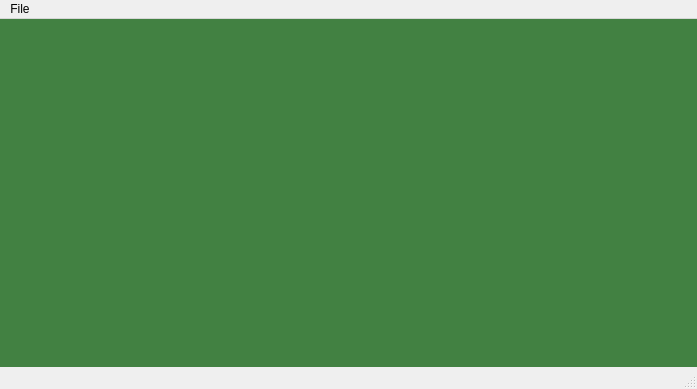
Above: gsmmanager/MainWindow.ui from a-ilin/wwaneric before the change. Below: the same form after it.
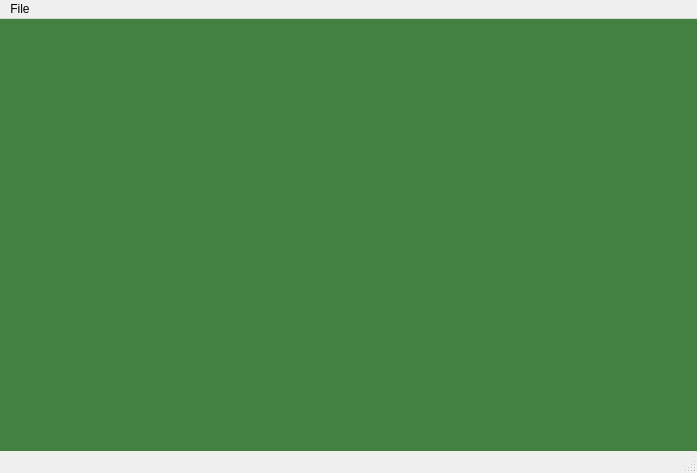
That is the form after the change.

The edit to the form file:
```diff
--- a/gsmmanager/MainWindow.ui
+++ b/gsmmanager/MainWindow.ui
@@ -7,7 +7,7 @@
     <x>0</x>
     <y>0</y>
     <width>697</width>
-    <height>389</height>
+    <height>473</height>
    </rect>
   </property>
   <property name="windowTitle">
```
